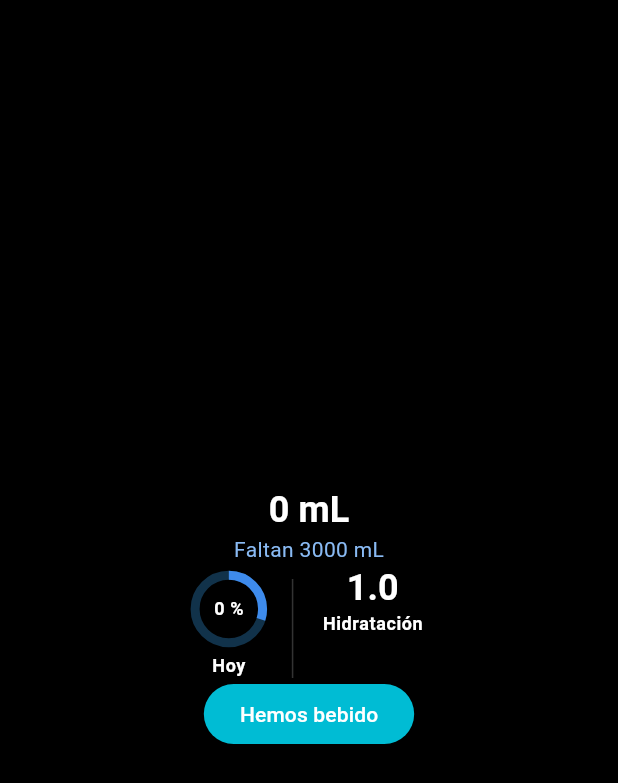
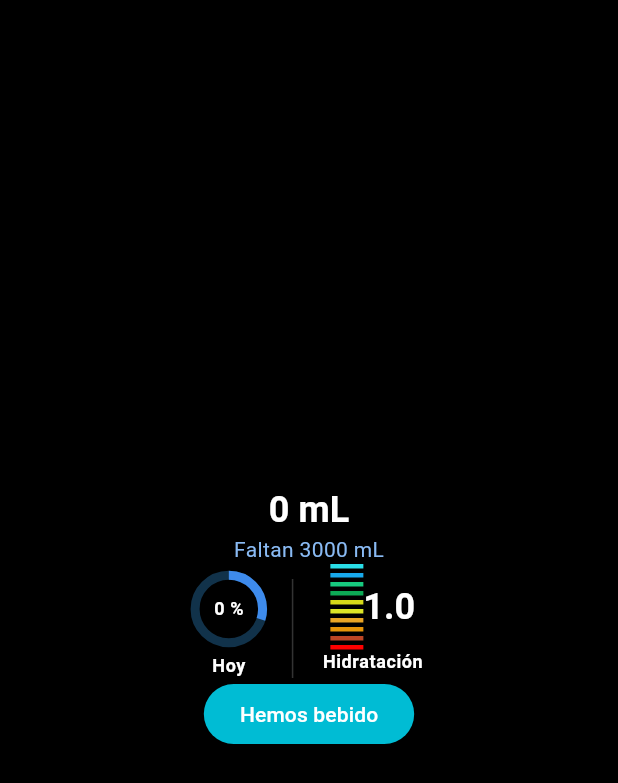
Before and after one commit to JoaMons2/flutter_water, a Flutter app: the screen it shows after launch, on a phone screen of 412 x 824 dp. Shown: the top 783 px of the screen. Run offline on Flutter 3.47's test engine with Material 2 defaults, Android fonts, the phone set to English and light mode, and no system bars.

Commit message:
interval Hidratación

```diff
--- a/lib/assets/interval_progress_bar.dart
+++ b/lib/assets/interval_progress_bar.dart
@@ -10,6 +10,63 @@ class IntervalProgressBar extends StatefulWidget {
 class _IntervalProgressBarState extends State<IntervalProgressBar> {
   @override
   Widget build(BuildContext context) {
-    return const Placeholder();
+    return Row(
+      children: [
+        _bar(),
+        _label(),
+        _separator(),
+      ],
+    );
+  }
+
+Widget _bar(){
+  return Column(
+    children: [
+      _interval(customColor: Color.fromARGB(255, 42, 222, 232)),
+      _separator(),
+      _interval(customColor: Color.fromARGB(255, 24, 169, 236)),
+      _separator(),
+      _interval(customColor: Color.fromARGB(255, 23, 202, 127)),
+      _separator(),
+      _interval(customColor: Color.fromARGB(255, 13, 170, 86)),
+      _separator(),
+      _interval(customColor: Color.fromARGB(255, 215, 218, 25)),
+      _separator(),
+      _interval(customColor: Color.fromARGB(255, 219, 229, 39)),
+      _separator(),
+      _interval(customColor: Color.fromARGB(255, 233, 165, 38)),
+      _separator(),
+      _interval(customColor: Color.fromARGB(255, 230, 149, 9)),
+      _separator(),
+      _interval(customColor: Color.fromARGB(255, 188, 70, 37)),
+      _separator(),
+      _interval(customColor: const Color.fromARGB(255, 255, 0, 0)),
+    ],
+  );
+}
+
+Widget _interval({required Color customColor}){
+  return SizedBox(
+    width: 22.0,
+    height: 3.0,
+    child: DecoratedBox(
+      decoration: BoxDecoration(
+        color: customColor,
+      ),
+      ),
+  );
+}
+
+Widget _separator(){
+  return const SizedBox(
+    height: 3,
+  );
+}
+
+  Widget _label(){
+    return Text(
+      '1.0',
+      style: Theme.of(context).textTheme.headlineSmall,
+      );
   }
 }
--- a/lib/screens/start_screen.dart
+++ b/lib/screens/start_screen.dart
@@ -1,4 +1,5 @@
 import 'package:flutter/material.dart';
+import 'package:water_counter_app/assets/interval_progress_bar.dart';
 
 class StartScreen extends StatefulWidget {
   const StartScreen({super.key});
@@ -105,7 +106,8 @@ Widget _smallDivider(){
 Widget _hydration(){
   return Column(
     children: [
-      _intervalBar(),
+      const IntervalProgressBar(),
+      //_intervalBar(),
       Text(
         'Hidratación',
         style: Theme.of(context).textTheme.bodySmall,
@@ -114,12 +116,12 @@ Widget _hydration(){
   );
 }
 
-Widget _intervalBar() {
-  return Text(
-                '1.0',
-                style: Theme.of(context).textTheme.headlineSmall,
-              );
-}
+// Widget _intervalBar() {
+//   return Text(
+//                 '1.0',
+//                 style: Theme.of(context).textTheme.headlineSmall,
+//               );
+// }
 
 Widget _buttonReg(){
   return Center(
```
